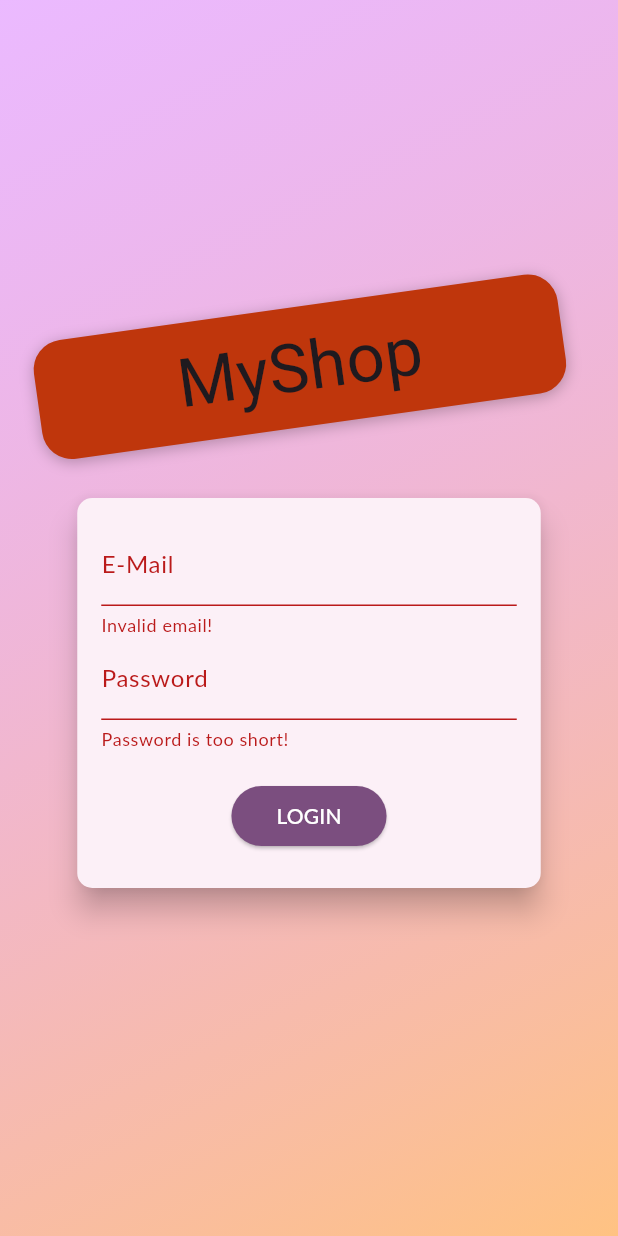
After one commit to nhut1025/ct484h01-labs-nhut1025-master, a Flutter app: the screen it shows after launch, after a tap on "LOGIN", on a phone screen of 412 x 824 dp. The commit adds this screen. Run offline on Flutter 3.47's test engine with Material 3 defaults, Android fonts, the phone set to English and light mode, and no system bars; our stand-ins replace go_router; accounts and stored records are empty; Roboto replaces fonts that are missing (Anton, Lato).

Commit message:
Them cac giao dien chung thuc nguoi dung

```diff
--- a/lib/main.dart
+++ b/lib/main.dart
@@ -3,7 +3,6 @@ import 'package:flutter/material.dart';
 import 'package:go_router/go_router.dart';
 import 'package:provider/provider.dart';
 
-import 'ui/orders/orders_manager.dart';
 import 'ui/screens.dart';
 
 void main() {
@@ -49,14 +48,57 @@ class MyApp extends StatelessWidget {
       ),
     );
 
+    // (1) Create an AuthManager object
+    final authManager = AuthManager();
+
     final router = GoRouter(
       debugLogDiagnostics: true,
-  initialLocation: '/products',
+      initialLocation: '/auto-login', // (2) Auto login on app start
+      refreshListenable: authManager, // (3) Listen to auth state changes
+      redirect: (context, state) {
+        // (4) Configure redirection based on auth state
+        final authManager = context.read<AuthManager>();
+        final isAtAuthScreen = state.fullPath == '/auth';
+
+        // If not authenticated and not at auth screen, redirect to auth screen
+        if (!authManager.isAuth && !isAtAuthScreen) {
+          return '/auth';
+        }
+
+        // If authenticated and at auth screen, redirect to products screen
+        if (authManager.isAuth && isAtAuthScreen) {
+          return '/products';
+        }
+
+        // In other cases, allow access
+        return null;
+      },
       routes: [
         GoRoute(
+          path: '/auth',
+          builder: (context, state) => const SafeArea(child: AuthScreen()),
+        ),
+        GoRoute(
+          path: '/auto-login',
+          builder: (context, state) {
+            return FutureBuilder(
+              future: context.read<AuthManager>().tryAutoLogin(),
+              builder: (context, authSnapshot) =>
+                  const SafeArea(child: SplashScreen()),
+            );
+          },
+        ),
+        GoRoute(
+          path: '/logout',
+          builder: (context, state) => FutureBuilder(
+            future: context.read<AuthManager>().logout(),
+            builder: (context, authSnapshot) =>
+                const SafeArea(child: SplashScreen()),
+          ),
+        ),
+        GoRoute(
           path: '/products',
-      builder: (context, state) =>
-          const ProductsOverviewScreen(),
+          builder: (context, state) => const ProductsOverviewScreen(),
         ),
         GoRoute(
           path: '/products/:productId',
@@ -78,8 +120,7 @@ class MyApp extends StatelessWidget {
         ),
         GoRoute(
           path: '/my-products',
-      builder: (context, state) =>
-          const UserProductsScreen(),
+          builder: (context, state) => const UserProductsScreen(),
         ),
         GoRoute(
           path: '/my-products/new',
@@ -100,9 +141,12 @@ class MyApp extends StatelessWidget {
 
     return MultiProvider(
       providers: [
-    ChangeNotifierProvider(create: (_) => ProductsManager()),
-    ChangeNotifierProvider(create: (_) => OrdersManager()),
-    ChangeNotifierProvider(create: (_) => CartManager()),
+        ChangeNotifierProvider.value(
+          value: authManager,
+        ), // (5) Provide auth manager
+        ChangeNotifierProvider(create: (context) => ProductsManager()),
+        ChangeNotifierProvider(create: (context) => OrdersManager()),
+        ChangeNotifierProvider(create: (context) => CartManager()),
       ],
       child: MaterialApp.router(
         title: 'My Shop',
--- /dev/null
+++ b/lib/models/user.dart
@@ -0,0 +1,41 @@
+class User {
+  final String id;
+  final String username;
+  final String email;
+  final String? name;
+  final String? avatar;
+
+  User({
+    required this.id,
+    required this.username,
+    required this.email,
+    this.name,
+    this.avatar,
+  });
+
+  User copyWith({
+    String? id,
+    String? username,
+    String? email,
+    String? name,
+    String? avatar,
+  }) {
+    return User(
+      id: id ?? this.id,
+      username: username ?? this.username,
+      email: email ?? this.email,
+      name: name ?? this.name,
+      avatar: avatar ?? this.avatar,
+    );
+  }
+
+  factory User.fromJson(Map<String, dynamic> json) {
+    return User(
+      id: json['id'],
+      username: json['username'],
+      email: json['email'] ?? '',
+      name: json['name'] ?? '',
+      avatar: json['avatar'] ?? '',
+    );
+  }
+}
--- /dev/null
+++ b/lib/ui/auth/app_banner.dart
@@ -0,0 +1,33 @@
+import 'dart:math';
+
+import 'package:flutter/material.dart';
+
+class AppBanner extends StatelessWidget {
+  const AppBanner({super.key});
+
+  @override
+  Widget build(BuildContext context) {
+    return Container(
+      margin: const EdgeInsets.only(bottom: 20.0),
+      padding: const EdgeInsets.symmetric(vertical: 8.0, horizontal: 94.0),
+      transform: Matrix4.rotationZ(-8 * pi / 180)
+        ..translateByDouble(-10.0, 0.0, 0.0, 1.0),
+      decoration: BoxDecoration(
+        borderRadius: BorderRadius.circular(20),
+        color: Colors.deepOrange.shade900,
+        boxShadow: const [
+          BoxShadow(blurRadius: 8, color: Colors.black26, offset: Offset(0, 2)),
+        ],
+      ),
+      child: Text(
+        'MyShop',
+        style: TextStyle(
+          color: Theme.of(context).textTheme.titleLarge?.color,
+          fontSize: 45,
+          fontFamily: 'Anton',
+          fontWeight: FontWeight.normal,
+        ),
+      ),
+    );
+  }
+}
--- /dev/null
+++ b/lib/ui/auth/auth_card.dart
@@ -0,0 +1,189 @@
+import 'dart:developer' show log;
+
+import 'package:flutter/material.dart';
+import 'package:provider/provider.dart';
+
+import '../shared/dialog_utils.dart';
+
+import 'auth_manager.dart';
+
+enum AuthMode { signup, login }
+
+class AuthCard extends StatefulWidget {
+  const AuthCard({super.key});
+
+  @override
+  State<AuthCard> createState() => _AuthCardState();
+}
+
+class _AuthCardState extends State<AuthCard> {
+  final GlobalKey<FormState> _formKey = GlobalKey();
+  AuthMode _authMode = AuthMode.login;
+  final Map<String, String> _authData = {'email': '', 'password': ''};
+  final _isSubmitting = ValueNotifier<bool>(false);
+  final _passwordController = TextEditingController();
+
+  Future<void> _submit() async {
+    if (!_formKey.currentState!.validate()) {
+      return;
+    }
+    _formKey.currentState!.save();
+
+    _isSubmitting.value = true;
+
+    try {
+      if (_authMode == AuthMode.login) {
+        // Log user in
+        await context.read<AuthManager>().login(
+          _authData['email']!,
+          _authData['password']!,
+        );
+      } else {
+        // Sign user up
+        await context.read<AuthManager>().signup(
+          _authData['email']!,
+          _authData['password']!,
+        );
+        _switchAuthMode();
+      }
+    } catch (error) {
+      log('$error');
+      if (mounted) {
+        showErrorDialog(context, error.toString());
+      }
+    }
+
+    _isSubmitting.value = false;
+  }
+
+  void _switchAuthMode() {
+    if (_authMode == AuthMode.login) {
+      _formKey.currentState!.reset();
+      setState(() {
+        _authMode = AuthMode.signup;
+      });
+    } else {
+      _formKey.currentState!.reset();
+      setState(() {
+        _authMode = AuthMode.login;
+      });
+    }
+  }
+
+  @override
+  Widget build(BuildContext context) {
+    final deviceSize = MediaQuery.sizeOf(context);
+    return Card(
+      shape: RoundedRectangleBorder(borderRadius: BorderRadius.circular(10.0)),
+      elevation: 8.0,
+      child: Container(
+        height: _authMode == AuthMode.signup ? 320 : 260,
+        constraints: BoxConstraints(
+          minHeight: _authMode == AuthMode.signup ? 320 : 260,
+        ),
+        width: deviceSize.width * 0.75,
+        padding: const EdgeInsets.all(16.0),
+        child: Form(
+          key: _formKey,
+          child: SingleChildScrollView(
+            child: Column(
+              children: <Widget>[
+                _buildEmailField(),
+                _buildPasswordField(),
+                if (_authMode == AuthMode.signup) _buildPasswordConfirmField(),
+                const SizedBox(height: 20),
+                ValueListenableBuilder<bool>(
+                  valueListenable: _isSubmitting,
+                  builder: (context, isSubmitting, child) {
+                    if (isSubmitting) {
+                      return const CircularProgressIndicator();
+                    }
+                    return _buildSubmitButton();
+                  },
+                ),
+                _buildAuthModeSwitchButton(),
+              ],
+            ),
+          ),
+        ),
+      ),
+    );
+  }
+
+  Widget _buildAuthModeSwitchButton() {
+    return TextButton(
+      onPressed: _switchAuthMode,
+      style: TextButton.styleFrom(
+        padding: const EdgeInsets.symmetric(horizontal: 30.0, vertical: 4),
+        tapTargetSize: MaterialTapTargetSize.shrinkWrap,
+        textStyle: TextStyle(color: Theme.of(context).colorScheme.primary),
+      ),
+      child: Text(
+        '${_authMode == AuthMode.login ? 'SIGNUP' : 'LOGIN'} INSTEAD',
+      ),
+    );
+  }
+
+  Widget _buildSubmitButton() {
+    return ElevatedButton(
+      onPressed: _submit,
+      style: ElevatedButton.styleFrom(
+        shape: RoundedRectangleBorder(borderRadius: BorderRadius.circular(30)),
+        backgroundColor: Theme.of(context).colorScheme.primary,
+        foregroundColor: Theme.of(context).colorScheme.onPrimary,
+        padding: const EdgeInsets.symmetric(horizontal: 30.0, vertical: 8.0),
+      ),
+      child: Text(_authMode == AuthMode.login ? 'LOGIN' : 'SIGN UP'),
+    );
+  }
+
+  Widget _buildPasswordConfirmField() {
+    return TextFormField(
+      enabled: _authMode == AuthMode.signup,
+      decoration: const InputDecoration(labelText: 'Confirm Password'),
+      obscureText: true,
+      validator:
+          _authMode == AuthMode.signup
+              ? (value) {
+                if (value != _passwordController.text) {
+                  return 'Passwords do not match!';
+                }
+                return null;
+              }
+              : null,
+    );
+  }
+
+  Widget _buildPasswordField() {
+    return TextFormField(
+      decoration: const InputDecoration(labelText: 'Password'),
+      obscureText: true,
+      controller: _passwordController,
+      validator: (value) {
+        if (value == null || value.length < 5) {
+          return 'Password is too short!';
+        }
+        return null;
+      },
+      onSaved: (value) {
+        _authData['password'] = value!;
+      },
+    );
+  }
+
+  Widget _buildEmailField() {
+    return TextFormField(
+      decoration: const InputDecoration(labelText: 'E-Mail'),
+      keyboardType: TextInputType.emailAddress,
+      validator: (value) {
+        if (value!.isEmpty || !value.contains('@')) {
+          return 'Invalid email!';
+        }
+        return null;
+      },
+      onSaved: (value) {
+        _authData['email'] = value!;
+      },
+    );
+  }
+}
--- /dev/null
+++ b/lib/ui/auth/auth_manager.dart
@@ -0,0 +1,47 @@
+import 'dart:async';
+
+import 'package:flutter/foundation.dart';
+
+import '../../models/user.dart';
+
+class AuthManager with ChangeNotifier {
+  User? _loggedInUser;
+
+  bool get isAuth {
+    return _loggedInUser != null;
+  }
+
+  User? get user {
+    return _loggedInUser;
+  }
+
+  Future<User> signup(String email, String password) {
+    _loggedInUser = User(
+      id: '1',
+      username: 'test',
+      email: email,
+    );
+    notifyListeners();
+    return Future.value(_loggedInUser);
+  }
+
+  Future<User> login(String email, String password) {
+    _loggedInUser = User(
+      id: '1',
+      username: 'test',
+      email: email,
+    );
+    notifyListeners();
+    return Future.value(_loggedInUser);
+  }
+
+  Future<void> tryAutoLogin() async {
+    return Future.value();
+  }
+
+  Future<void> logout() async {
+    _loggedInUser = null;
+    notifyListeners();
+    return Future.value();
+  }
+}
--- /dev/null
+++ b/lib/ui/auth/auth_screen.dart
@@ -0,0 +1,50 @@
+import 'package:flutter/material.dart';
+
+import 'auth_card.dart';
+import 'app_banner.dart';
+
+class AuthScreen extends StatelessWidget {
+  const AuthScreen({super.key});
+
+  @override
+  Widget build(BuildContext context) {
+    final deviceSize = MediaQuery.sizeOf(context);
+    return Scaffold(
+      // resizeToAvoidBottomInset: false,
+      body: Stack(
+        children: <Widget>[
+          Container(
+            decoration: BoxDecoration(
+              gradient: LinearGradient(
+                colors: [
+                  const Color.fromRGBO(215, 117, 255, 1).withValues(alpha: 0.5),
+                  const Color.fromRGBO(255, 188, 117, 1).withValues(alpha: 0.9),
+                ],
+                begin: Alignment.topLeft,
+                end: Alignment.bottomRight,
+                stops: const [0, 1],
+              ),
+            ),
+          ),
+          SingleChildScrollView(
+            child: SizedBox(
+              height: deviceSize.height,
+              width: deviceSize.width,
+              child: Column(
+                mainAxisAlignment: MainAxisAlignment.center,
+                crossAxisAlignment: CrossAxisAlignment.center,
+                children: <Widget>[
+                  const Flexible(child: AppBanner()),
+                  Flexible(
+                    flex: deviceSize.width > 600 ? 2 : 1,
+                    child: const AuthCard(),
+                  ),
+                ],
+              ),
+            ),
+          ),
+        ],
+      ),
+    );
+  }
+}
--- a/lib/ui/screens.dart
+++ b/lib/ui/screens.dart
@@ -9,3 +9,8 @@ export 'orders/orders_manager.dart';
 
 export 'cart/cart_screen.dart';
 export 'cart/cart_manager.dart';
+
+export 'auth/auth_screen.dart';
+export 'auth/auth_manager.dart';
+
+export 'splash_screen.dart';
--- a/lib/ui/shared/app_drawer.dart
+++ b/lib/ui/shared/app_drawer.dart
@@ -37,6 +37,14 @@ class AppDrawer extends StatelessWidget {
               context.go('/my-products');
             },
           ),
+          const Divider(),
+          ListTile(
+            leading: const Icon(Icons.exit_to_app),
+            title: const Text('Logout'),
+            onTap: () {
+              context.go('/logout');
+            },
+          ),
         ],
       ),
     );
--- /dev/null
+++ b/lib/ui/splash_screen.dart
@@ -0,0 +1,14 @@
+import 'package:flutter/material.dart';
+
+class SplashScreen extends StatelessWidget {
+  const SplashScreen({super.key});
+
+  @override
+  Widget build(BuildContext context) {
+    return const Scaffold(
+      body: Center(
+        child: CircularProgressIndicator(),
+      ),
+    );
+  }
+}
```
Also changed, not shown: pubspec.lock, 2 other files. Lines whose indentation alone changed are shown as unchanged.
